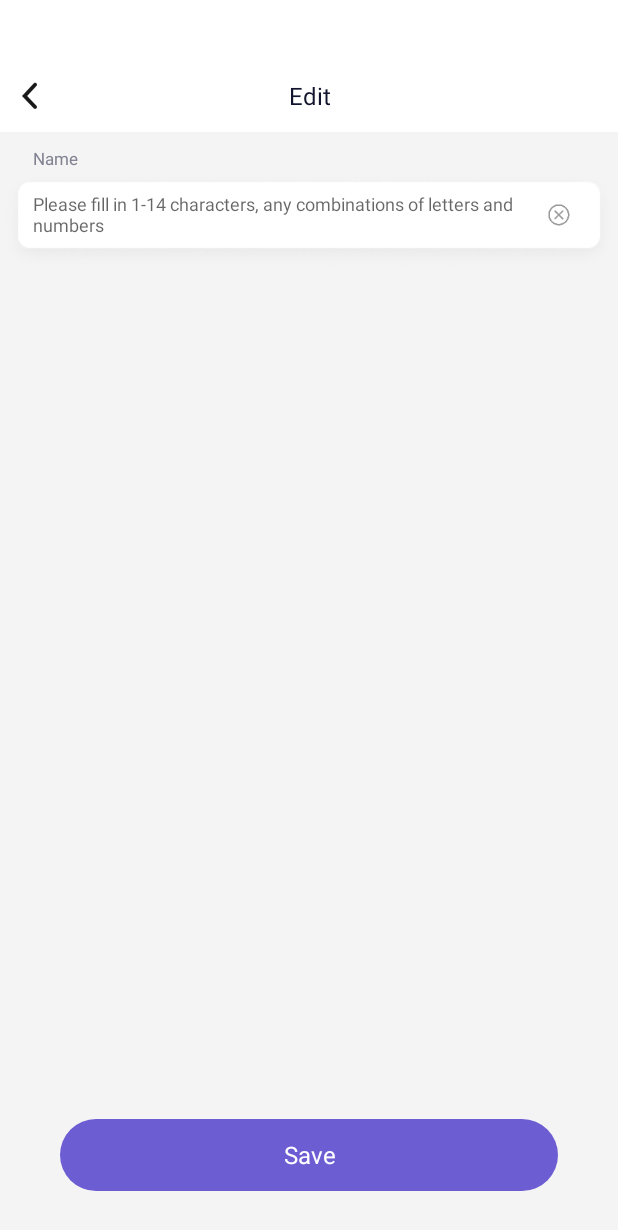
After one commit to Joshlanuevo/tasksapp, an Android app: the ModifyNameActivity screen opened directly, with no data from a screen before it, on a phone screen of 412 x 824 dp. The commit adds this screen. Shown: the top 1230 px of the screen. Run offline under Robolectric (Android 15) with nearby library versions, the phone set to English and light mode, and no system bars; our stand-ins replace Room's generated code.

Commit message:
modify nickname changing state

```diff
--- a/app/src/main/java/com/vancoding/tasksapp/db/UserDao.kt
+++ b/app/src/main/java/com/vancoding/tasksapp/db/UserDao.kt
@@ -19,6 +19,9 @@ interface UserDao {
     @Query("SELECT * FROM users WHERE id = :userId")
     suspend fun getUserById(userId: Int): UserBean?
 
+    @Query("UPDATE users SET name = :newNickname WHERE id = :userId")
+    suspend fun updateNickname(newNickname: String, userId: Int)
+
     @Transaction
     @Query("SELECT * FROM users")
     fun getUsersWithTasks(): List<UserWithTasksBean>
--- a/app/src/main/java/com/vancoding/tasksapp/repository/UserRepository.kt
+++ b/app/src/main/java/com/vancoding/tasksapp/repository/UserRepository.kt
@@ -14,6 +14,10 @@ class UserRepository(private val userDao: UserDao) {
         return userDao.getUser(username, password)
     }
 
+    suspend fun updateNickname(newNickname: String, userId: Int) {
+        userDao.updateNickname(newNickname, userId)
+    }
+
     suspend fun getUserById(userId: Int): UserBean? {
         return userDao.getUserById(userId)
     }
--- a/app/src/main/java/com/vancoding/tasksapp/ui/LoginActivity.kt
+++ b/app/src/main/java/com/vancoding/tasksapp/ui/LoginActivity.kt
@@ -1,7 +1,6 @@
 package com.vancoding.tasksapp.ui
 
 import android.content.Intent
-import android.widget.Toast
 import androidx.activity.viewModels
 import androidx.lifecycle.Observer
 import com.vancoding.tasksapp.databinding.ActivityLoginBinding
--- /dev/null
+++ b/app/src/main/java/com/vancoding/tasksapp/ui/ModifyNameActivity.kt
@@ -0,0 +1,59 @@
+package com.vancoding.tasksapp.ui
+
+import MineViewModel
+import android.app.Activity
+import android.content.Intent
+import androidx.lifecycle.ViewModelProvider
+import com.vancoding.tasksapp.databinding.ActivityModifyNameBinding
+import com.vancoding.tasksapp.db.UserDb
+import com.vancoding.tasksapp.mvvm.BaseActivity
+import com.vancoding.tasksapp.repository.UserRepository
+import com.vancoding.tasksapp.util.PreferencesManager
+import com.vancoding.tasksapp.util.ToastUtils
+import com.vancoding.tasksapp.viewmodel.MineViewModelFactory
+
+class ModifyNameActivity : BaseActivity() {
+    private lateinit var bindView: ActivityModifyNameBinding;
+    private lateinit var mViewModel: MineViewModel;
+
+    override fun initView() {
+        bindView = ActivityModifyNameBinding.inflate(layoutInflater);
+        setContentView(bindView.root);
+
+        val userRepository = UserRepository(UserDb.getDatabase(applicationContext).userDao)
+        mViewModel = ViewModelProvider(this, MineViewModelFactory(application, userRepository)).get(MineViewModel::class.java);
+
+        val currentNickname = intent.getStringExtra("nickname")
+        bindView.etName.setText(currentNickname);
+
+        bindView.toolbar.run {
+            viewBack.setOnClickListener {
+                finish()
+            }
+            tvTitle.text = "Edit"
+        }
+
+        bindView.btnSave.setOnClickListener {
+            val newNickname = bindView.etName.text.toString().trim();
+            if (newNickname.isNotEmpty()) {
+                val userId = PreferencesManager.getUserId(this);
+                if (userId != null) {
+                    mViewModel.updateNickname(newNickname, userId);
+                    val intent = Intent().apply {
+                        putExtra("nickname", newNickname);
+                    }
+                    setResult(Activity.RESULT_OK, intent);
+                    finish();
+                } else {
+                    ToastUtils.showToast(this, "User ID not found", it);
+                }
+            } else {
+                ToastUtils.showToast(this, "Nickname cannot be empty", it);
+            }
+        }
+    }
+
+    override fun requestData() {}
+
+    override fun observeCallBack() {}
+}
--- /dev/null
+++ b/app/src/main/res/drawable/shape_gradient_red_24.xml
@@ -0,0 +1,9 @@
+<?xml version="1.0" encoding="utf-8"?>
+<shape xmlns:android="http://schemas.android.com/apk/res/android">
+    <corners android:radius="24dp" />
+    <solid android:color="#6C5DD3"/>
+    <!--    <gradient-->
+    <!--        android:endColor="#FF7376"-->
+    <!--        android:startColor="#DA3C40"-->
+    <!--        android:angle="90"/>-->
+</shape>
--- /dev/null
+++ b/app/src/main/res/layout/activity_modify_name.xml
@@ -0,0 +1,73 @@
+<?xml version="1.0" encoding="utf-8"?>
+<RelativeLayout xmlns:android="http://schemas.android.com/apk/res/android"
+    xmlns:app="http://schemas.android.com/apk/res-auto"
+    android:layout_width="match_parent"
+    android:layout_height="match_parent"
+    android:background="@color/color_light">
+
+    <include
+        android:id="@+id/toolbar"
+        layout="@layout/view_toolbar" />
+
+    <TextView
+        android:id="@+id/tvNameTitle"
+        android:layout_width="wrap_content"
+        android:layout_height="wrap_content"
+        android:layout_below="@+id/toolbar"
+        android:layout_marginLeft="22dp"
+        android:layout_marginTop="10dp"
+        android:text="Name"
+        android:textColor="@color/color_gray"
+        android:textSize="11dp"
+        app:layout_constraintLeft_toLeftOf="parent"
+        app:layout_constraintTop_toBottomOf="@id/toolbar" />
+
+    <LinearLayout
+        android:id="@+id/layout_name"
+        android:layout_width="match_parent"
+        android:layout_height="wrap_content"
+        android:layout_below="@+id/tvNameTitle"
+        android:orientation="horizontal"
+        android:gravity="center_vertical"
+        android:background="@drawable/bg_white_round_8"
+        android:paddingLeft="22dp"
+        android:paddingRight="22dp">
+
+        <EditText
+            android:id="@+id/etName"
+            android:layout_width="0dp"
+            android:layout_height="wrap_content"
+            android:layout_weight="1"
+            android:background="@null"
+            android:hint="Please fill in 1-14 characters, any combinations of letters and numbers"
+            android:lines="1"
+            android:maxLength="14"
+            android:textColor="@color/color_primary"
+            android:textSize="12dp" />
+
+        <ImageView
+            android:id="@+id/ivClear"
+            android:layout_width="35dp"
+            android:layout_height="35dp"
+            android:layout_alignParentEnd="true"
+            android:layout_centerVertical="true"
+            android:padding="10dp"
+            android:scaleType="center"
+            android:src="@drawable/btn_clear" />
+    </LinearLayout>
+
+    <TextView
+        android:id="@+id/btnSave"
+        android:layout_width="match_parent"
+        android:layout_height="48dp"
+        android:layout_alignParentBottom="true"
+        android:layout_marginStart="40dp"
+        android:layout_marginTop="22dp"
+        android:layout_marginEnd="40dp"
+        android:layout_marginBottom="30dp"
+        android:background="@drawable/shape_gradient_red_24"
+        android:gravity="center"
+        android:text="Save"
+        android:textColor="@color/color_white"
+        android:textSize="16dp" />
+</RelativeLayout>
```
Also changed, not shown: app/src/main/AndroidManifest.xml (+10 -0 lines), app/src/main/java/com/vancoding/tasksapp/ui/PersonalInfoActivity.kt (added, +66 -0 lines), app/src/main/java/com/vancoding/tasksapp/ui/fragment/MineFragment.kt (+37 -15 lines), app/src/main/java/com/vancoding/tasksapp/viewmodel/MineViewModel.kt (+9 -2 lines), app/src/main/res/layout/activity_personal_info.xml (added, +186 -0 lines), app/src/main/res/drawable-xxxhdpi/btn_clear.png (added), app/src/main/res/drawable-xxxhdpi/ic_arrow_right.png (added), app/src/main/res/drawable/bg_white_round_8.9.png (added).
